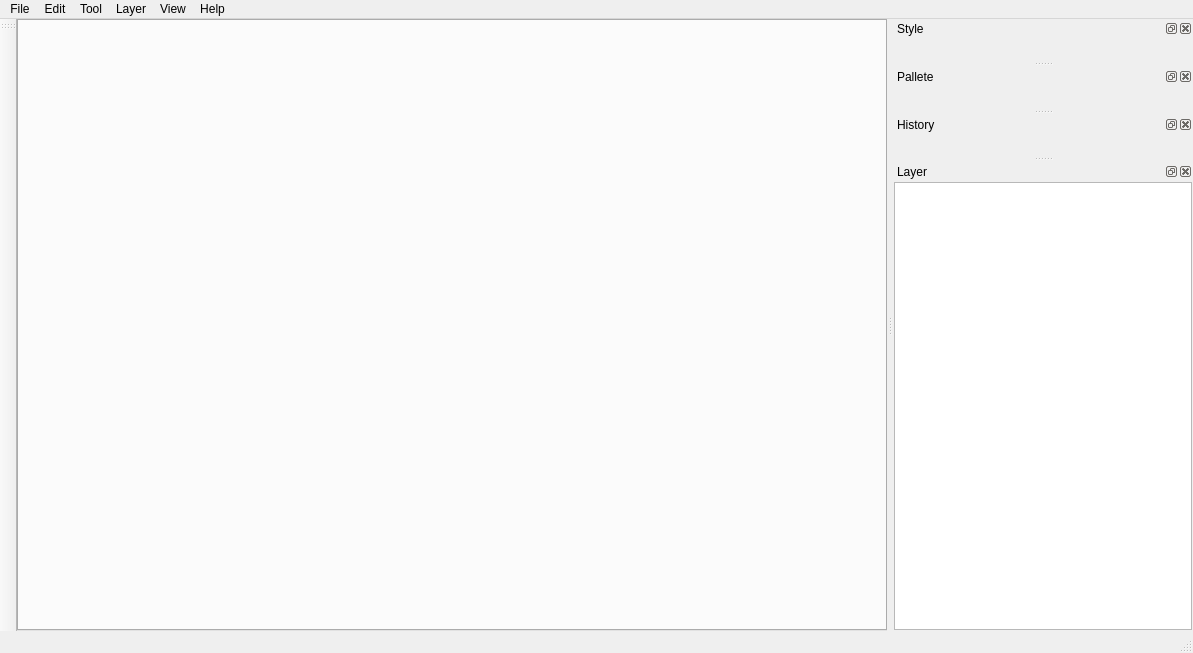
Before: the Qt Designer form modules/widget/seditor.ui in SGIS-Dev-Team/SGIS, drawn with Qt 5.
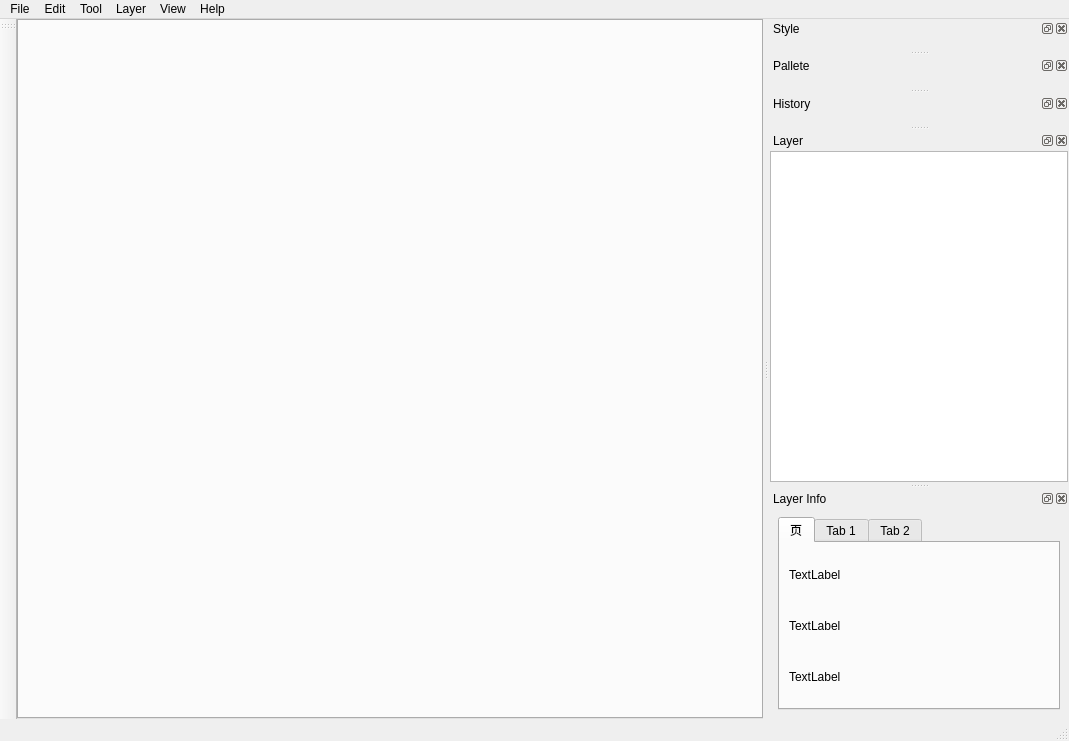
After: the same form once the commit is applied. The open tabs and pages were chosen to show the change. Custom widgets are drawn as their Qt base class.

Patch:
```diff
--- a/modules/widget/seditor.ui
+++ b/modules/widget/seditor.ui
@@ -6,15 +6,15 @@
    <rect>
     <x>0</x>
     <y>0</y>
-    <width>1193</width>
-    <height>653</height>
+    <width>1069</width>
+    <height>741</height>
    </rect>
   </property>
   <property name="windowTitle">
    <string>S-GIS Editor</string>
   </property>
   <widget class="QWidget" name="mCentralWidget">
-   <layout class="QHBoxLayout" name="horizontalLayout">
+   <layout class="QVBoxLayout" name="verticalLayout_2">
     <property name="spacing">
      <number>0</number>
     </property>
@@ -44,8 +44,8 @@
     <rect>
      <x>0</x>
      <y>0</y>
-     <width>1193</width>
-     <height>26</height>
+     <width>1069</width>
+     <height>25</height>
     </rect>
    </property>
    <widget class="QMenu" name="mMenuFile">
@@ -257,6 +257,63 @@
     </layout>
    </widget>
   </widget>
+  <widget class="QDockWidget" name="dockWidget">
+   <property name="windowTitle">
+    <string>Layer Info</string>
+   </property>
+   <attribute name="dockWidgetArea">
+    <number>2</number>
+   </attribute>
+   <widget class="QWidget" name="dockWidgetContents">
+    <layout class="QHBoxLayout" name="horizontalLayout_3">
+     <item>
+      <widget class="QTabWidget" name="tabWidget">
+       <property name="currentIndex">
+        <number>1</number>
+       </property>
+       <widget class="QWidget" name="tab_3">
+        <attribute name="title">
+         <string>页</string>
+        </attribute>
+        <layout class="QVBoxLayout" name="verticalLayout">
+         <item>
+          <widget class="QLabel" name="label_2">
+           <property name="text">
+            <string>TextLabel</string>
+           </property>
+          </widget>
+         </item>
+         <item>
+          <widget class="QLabel" name="label">
+           <property name="text">
+            <string>TextLabel</string>
+           </property>
+          </widget>
+         </item>
+         <item>
+          <widget class="QLabel" name="label_3">
+           <property name="text">
+            <string>TextLabel</string>
+           </property>
+          </widget>
+         </item>
+        </layout>
+       </widget>
+       <widget class="QWidget" name="tab">
+        <attribute name="title">
+         <string>Tab 1</string>
+        </attribute>
+       </widget>
+       <widget class="QWidget" name="tab_2">
+        <attribute name="title">
+         <string>Tab 2</string>
+        </attribute>
+       </widget>
+      </widget>
+     </item>
+    </layout>
+   </widget>
+  </widget>
   <action name="mActionNewTemplate">
    <property name="text">
     <string>New Workspace...</string>
```
